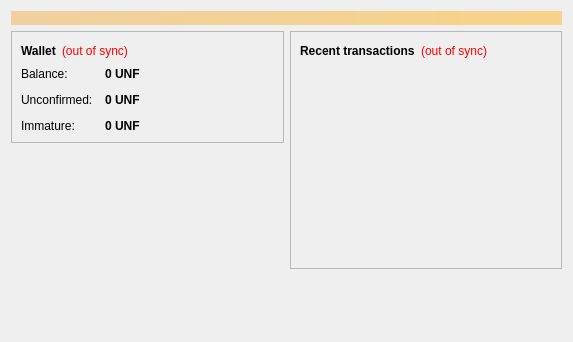
Before: the Qt Designer form src/qt/forms/overviewpage.ui in SBDomains/unify-source, drawn with Qt 5.
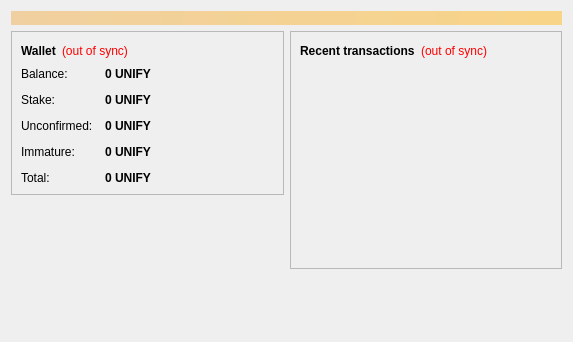
After: the same form once the commit is applied. Icons and pictures are not drawn.

The edit to the form file:
```diff
--- a/src/qt/forms/overviewpage.ui
+++ b/src/qt/forms/overviewpage.ui
@@ -122,7 +122,7 @@
                <string>Your current balance</string>
               </property>
               <property name="text">
-               <string notr="true">0 UNF</string>
+               <string notr="true">0 UNIFY</string>
               </property>
               <property name="textInteractionFlags">
                <set>Qt::LinksAccessibleByMouse|Qt::TextSelectableByKeyboard|Qt::TextSelectableByMouse</set>
@@ -130,13 +130,42 @@
              </widget>
             </item>
             <item row="1" column="0">
+             <widget class="QLabel" name="labelStakeText">
+              <property name="text">
+               <string>Stake:</string>
+              </property>
+             </widget>
+            </item>
+            <item row="1" column="1">
+             <widget class="QLabel" name="labelStake">
+              <property name="font">
+               <font>
+                <weight>75</weight>
+                <bold>true</bold>
+               </font>
+              </property>
+              <property name="cursor">
+               <cursorShape>IBeamCursor</cursorShape>
+              </property>
+              <property name="toolTip">
+               <string>Total of coins that were staked and do not yet count toward the current balance</string>
+              </property>
+              <property name="text">
+               <string notr="true">0 UNIFY</string>
+              </property>
+              <property name="textInteractionFlags">
+               <set>Qt::LinksAccessibleByMouse|Qt::TextSelectableByKeyboard|Qt::TextSelectableByMouse</set>
+              </property>
+             </widget>
+            </item>
+            <item row="2" column="0">
              <widget class="QLabel" name="label_3">
               <property name="text">
                <string>Unconfirmed:</string>
               </property>
              </widget>
             </item>
-            <item row="1" column="1">
+            <item row="2" column="1">
              <widget class="QLabel" name="labelUnconfirmed">
               <property name="font">
                <font>
@@ -151,21 +180,21 @@
                <string>Total of transactions that have yet to be confirmed, and do not yet count toward the current balance</string>
               </property>
               <property name="text">
-               <string notr="true">0 UNF</string>
+               <string notr="true">0 UNIFY</string>
               </property>
               <property name="textInteractionFlags">
                <set>Qt::LinksAccessibleByMouse|Qt::TextSelectableByKeyboard|Qt::TextSelectableByMouse</set>
               </property>
              </widget>
             </item>
-            <item row="2" column="0">
+            <item row="3" column="0">
              <widget class="QLabel" name="labelImmatureText">
               <property name="text">
                <string>Immature:</string>
               </property>
              </widget>
             </item>
-            <item row="2" column="1">
+            <item row="3" column="1">
              <widget class="QLabel" name="labelImmature">
               <property name="font">
                <font>
@@ -177,7 +206,33 @@
                <string>Mined balance that has not yet matured</string>
               </property>
               <property name="text">
-               <string notr="true">0 UNF</string>
+               <string notr="true">0 UNIFY</string>
+              </property>
+              <property name="textInteractionFlags">
+               <set>Qt::LinksAccessibleByMouse|Qt::TextSelectableByKeyboard|Qt::TextSelectableByMouse</set>
+              </property>
+             </widget>
+            </item>
+            <item row="4" column="0">
+             <widget class="QLabel" name="labelTotalText">
+              <property name="text">
+               <string>Total:</string>
+              </property>
+             </widget>
+            </item>
+            <item row="4" column="1">
+             <widget class="QLabel" name="labelTotal">
+              <property name="font">
+               <font>
+                <weight>75</weight>
+                <bold>true</bold>
+               </font>
+              </property>
+              <property name="toolTip">
+               <string>Your current total balance</string>
+              </property>
+              <property name="text">
+               <string notr="true">0 UNIFY</string>
               </property>
               <property name="textInteractionFlags">
                <set>Qt::LinksAccessibleByMouse|Qt::TextSelectableByKeyboard|Qt::TextSelectableByMouse</set>
```
Left out of the diff: 26 changed lines with no effect on the pictures.
